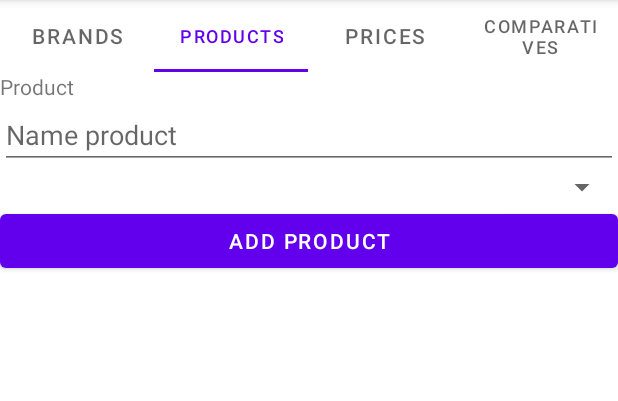
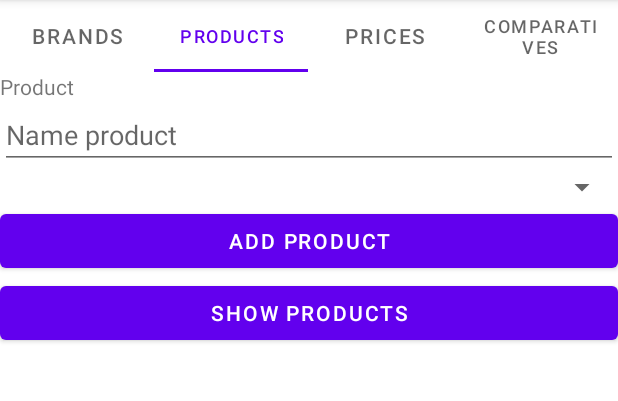
Before and after one commit to Josuepma/PM_Equipo_04, an Android app: the screen it shows after launch (MainActivity), tab 2 chosen, on a phone screen of 412 x 824 dp, the part 84-485 px from its top. Run offline under Robolectric (Android 15) with nearby library versions, the phone set to English and light mode, and no system bars; 1 statement that could not run was skipped.

Commit message:
button for show products

```diff
--- a/app/src/main/res/layout/fragment_product.xml
+++ b/app/src/main/res/layout/fragment_product.xml
@@ -33,6 +33,12 @@
             android:text="Add product"
             android:id="@+id/btn_product_add"/>
 
+        <Button
+            android:layout_width="match_parent"
+            android:layout_height="wrap_content"
+            android:id="@+id/Product_button_list"
+            android:text="Show products"/>
+
     </LinearLayout>
 
 </FrameLayout>
```
